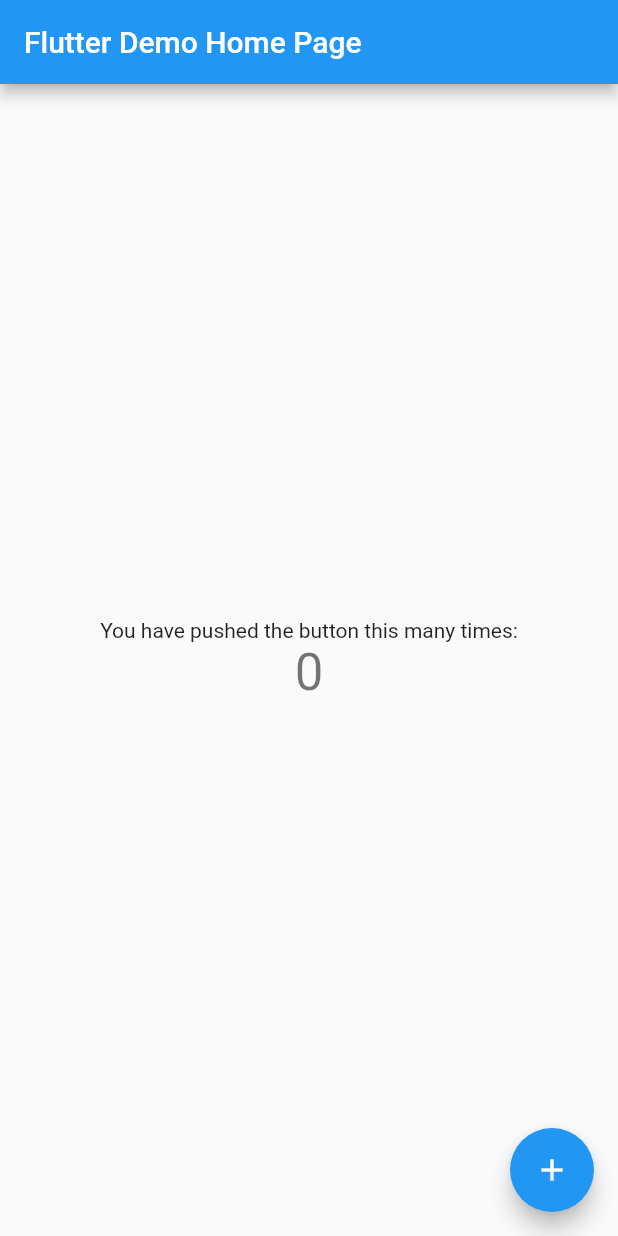
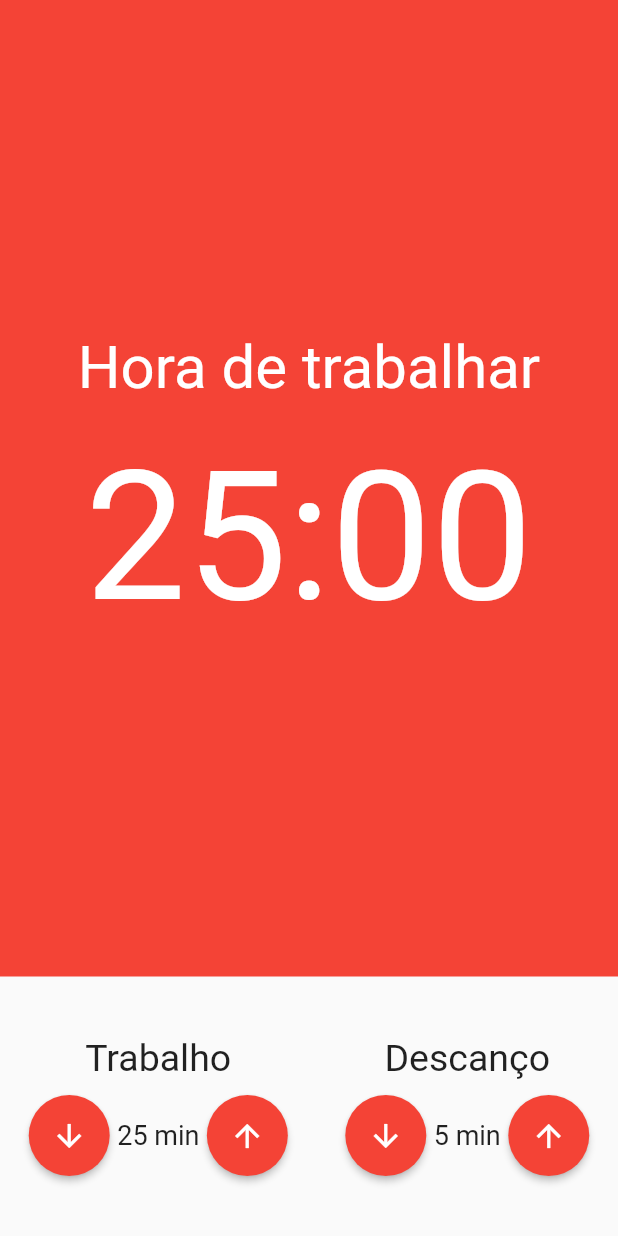
Before and after one commit to LuizRoberto18/pomodoro, a Flutter app: the screen it shows after launch, on a phone screen of 412 x 824 dp. Run offline on Flutter 3.47's test engine with Material 2 defaults, Android fonts, the phone set to English and light mode, and no system bars; our stand-ins replace mobx; generated files the repository leaves out were written again.

Commit message:
adicionando funções controlador mobx,criando componente cronometro e entrada de tempo, criando pagina principal

```diff
--- /dev/null
+++ b/lib/components/cronometro.dart
@@ -0,0 +1,32 @@
+import 'package:flutter/material.dart';
+
+class Cronometro extends StatelessWidget {
+  const Cronometro({Key? key}) : super(key: key);
+
+  @override
+  Widget build(BuildContext context) {
+    return Container(
+      color: Colors.red,
+      child: Column(
+        mainAxisAlignment: MainAxisAlignment.center,
+        children: [
+          Text(
+            "Hora de trabalhar",
+            style: TextStyle(
+              fontSize: 40,
+              color: Colors.white,
+            ),
+          ),
+          SizedBox(height: 20),
+          Text(
+            "25:00",
+            style: TextStyle(
+              fontSize: 120,
+              color: Colors.white,
+            ),
+          ),
+        ],
+      ),
+    );
+  }
+}
--- /dev/null
+++ b/lib/components/entrada_tempo.dart
@@ -0,0 +1,63 @@
+import 'package:flutter/material.dart';
+
+class EntradaTempo extends StatelessWidget {
+  final String titulo;
+  final int valor;
+
+  const EntradaTempo({
+    Key? key,
+    required this.titulo,
+    required this.valor,
+  }) : super(key: key);
+
+  @override
+  Widget build(BuildContext context) {
+    return Column(
+      crossAxisAlignment: CrossAxisAlignment.center,
+      children: [
+        Text(
+          this.titulo,
+          style: TextStyle(
+            fontSize: 25,
+          ),
+        ),
+        SizedBox(height: 10),
+        Row(
+          mainAxisAlignment: MainAxisAlignment.center,
+          children: [
+            ElevatedButton(
+              onPressed: () {},
+              style: ElevatedButton.styleFrom(
+                shape: CircleBorder(),
+                padding: EdgeInsets.all(15),
+                primary: Colors.red,
+              ),
+              child: Icon(
+                Icons.arrow_downward,
+                color: Colors.white,
+              ),
+            ),
+            Text(
+              "${this.valor} min",
+              style: TextStyle(
+                fontSize: 18,
+              ),
+            ),
+            ElevatedButton(
+              onPressed: () {},
+              style: ElevatedButton.styleFrom(
+                shape: CircleBorder(),
+                padding: EdgeInsets.all(15),
+                primary: Colors.red,
+              ),
+              child: Icon(
+                Icons.arrow_upward,
+                color: Colors.white,
+              ),
+            ),
+          ],
+        ),
+      ],
+    );
+  }
+}
--- a/lib/main.dart
+++ b/lib/main.dart
@@ -1,4 +1,5 @@
 import 'package:flutter/material.dart';
+import 'package:pomodoro/pages/pomodoro.dart';
 
 void main() {
   runApp(const MyApp());
@@ -7,109 +8,54 @@ void main() {
 class MyApp extends StatelessWidget {
   const MyApp({super.key});
 
-  // This widget is the root of your application.
   @override
   Widget build(BuildContext context) {
     return MaterialApp(
+      debugShowCheckedModeBanner: false,
       title: 'Flutter Demo',
       theme: ThemeData(
-        // This is the theme of your application.
-        //
-        // Try running your application with "flutter run". You'll see the
-        // application has a blue toolbar. Then, without quitting the app, try
-        // changing the primarySwatch below to Colors.green and then invoke
-        // "hot reload" (press "r" in the console where you ran "flutter run",
-        // or simply save your changes to "hot reload" in a Flutter IDE).
-        // Notice that the counter didn't reset back to zero; the application
-        // is not restarted.
         primarySwatch: Colors.blue,
       ),
-      home: const MyHomePage(title: 'Flutter Demo Home Page'),
+      home: const Pomodoro(),
     );
   }
 }
 
-class MyHomePage extends StatefulWidget {
-  const MyHomePage({super.key, required this.title});
-
-  // This widget is the home page of your application. It is stateful, meaning
-  // that it has a State object (defined below) that contains fields that affect
-  // how it looks.
-
-  // This class is the configuration for the state. It holds the values (in this
-  // case the title) provided by the parent (in this case the App widget) and
-  // used by the build method of the State. Fields in a Widget subclass are
-  // always marked "final".
-
-  final String title;
-
-  @override
-  State<MyHomePage> createState() => _MyHomePageState();
-}
-
-class _MyHomePageState extends State<MyHomePage> {
-  int _counter = 0;
-
-  void _incrementCounter() {
-    setState(() {
-      // This call to setState tells the Flutter framework that something has
-      // changed in this State, which causes it to rerun the build method below
-      // so that the display can reflect the updated values. If we changed
-      // _counter without calling setState(), then the build method would not be
-      // called again, and so nothing would appear to happen.
-      _counter++;
-    });
-  }
-
-  @override
-  Widget build(BuildContext context) {
-    // This method is rerun every time setState is called, for instance as done
-    // by the _incrementCounter method above.
-    //
-    // The Flutter framework has been optimized to make rerunning build methods
-    // fast, so that you can just rebuild anything that needs updating rather
-    // than having to individually change instances of widgets.
-    return Scaffold(
-      appBar: AppBar(
-        // Here we take the value from the MyHomePage object that was created by
-        // the App.build method, and use it to set our appbar title.
-        title: Text(widget.title),
-      ),
-      body: Center(
-        // Center is a layout widget. It takes a single child and positions it
-        // in the middle of the parent.
-        child: Column(
-          // Column is also a layout widget. It takes a list of children and
-          // arranges them vertically. By default, it sizes itself to fit its
-          // children horizontally, and tries to be as tall as its parent.
-          //
-          // Invoke "debug painting" (press "p" in the console, choose the
-          // "Toggle Debug Paint" action from the Flutter Inspector in Android
-          // Studio, or the "Toggle Debug Paint" command in Visual Studio Code)
-          // to see the wireframe for each widget.
-          //
-          // Column has various properties to control how it sizes itself and
-          // how it positions its children. Here we use mainAxisAlignment to
-          // center the children vertically; the main axis here is the vertical
-          // axis because Columns are vertical (the cross axis would be
-          // horizontal).
-          mainAxisAlignment: MainAxisAlignment.center,
-          children: <Widget>[
-            const Text(
-              'You have pushed the button this many times:',
-            ),
-            Text(
-              '$_counter',
-              style: Theme.of(context).textTheme.headline4,
-            ),
-          ],
-        ),
-      ),
-      floatingActionButton: FloatingActionButton(
-        onPressed: _incrementCounter,
-        tooltip: 'Increment',
-        child: const Icon(Icons.add),
-      ), // This trailing comma makes auto-formatting nicer for build methods.
-    );
-  }
-}
+// import 'package:pomodoro/store/contador.store.dart';
+// import 'package:flutter_mobx/flutter_mobx.dart';
+// import 'package:mobx/mobx.dart';
+// final store = ContadorStore();
+//
+// class HomePage extends StatelessWidget {
+//   const HomePage({Key? key}) : super(key: key);
+//
+//   @override
+//   Widget build(BuildContext context) {
+//     return Scaffold(
+//       appBar: AppBar(
+//         title: Text("Contador"),
+//       ),
+//       body: Center(
+//         child: Column(
+//           mainAxisAlignment: MainAxisAlignment.center,
+//           children: <Widget>[
+//             const Text(
+//               'You have pushed the button this many times:',
+//             ),
+//             Observer(
+//               builder: (_) => Text(
+//                 '${store.contador}',
+//                 style: Theme.of(context).textTheme.headline4,
+//               ),
+//             ),
+//           ],
+//         ),
+//       ),
+//       floatingActionButton: FloatingActionButton(
+//         onPressed: store.incrementar,
+//         tooltip: 'Increment',
+//         child: const Icon(Icons.add),
+//       ),
+//     );
+//   }
+// }
--- /dev/null
+++ b/lib/pages/pomodoro.dart
@@ -0,0 +1,37 @@
+import 'package:flutter/material.dart';
+import 'package:pomodoro/components/cronometro.dart';
+import 'package:pomodoro/components/entrada_tempo.dart';
+
+class Pomodoro extends StatelessWidget {
+  const Pomodoro({Key? key}) : super(key: key);
+
+  @override
+  Widget build(BuildContext context) {
+    return Scaffold(
+      body: Column(
+        crossAxisAlignment: CrossAxisAlignment.stretch,
+        children: [
+          const Expanded(
+            child: Cronometro(),
+          ),
+          Padding(
+            padding: const EdgeInsets.symmetric(vertical: 40),
+            child: Row(
+              mainAxisAlignment: MainAxisAlignment.spaceAround,
+              children: const [
+                EntradaTempo(
+                  titulo: "Trabalho",
+                  valor: 25,
+                ),
+                EntradaTempo(
+                  titulo: "Descanço",
+                  valor: 5,
+                ),
+              ],
+            ),
+          ),
+        ],
+      ),
+    );
+  }
+}
--- /dev/null
+++ b/lib/store/contador.store.dart
@@ -0,0 +1,15 @@
+import 'package:mobx/mobx.dart';
+
+part 'contador.store.g.dart';
+
+class ContadorStore = _ContadorStore with _$ContadorStore;
+
+abstract class _ContadorStore with Store {
+  @observable
+  int contador = 0;
+
+  @action
+  void incrementar() {
+    contador++;
+  }
+}
```
Also changed, not shown: lib/store/contador.store.g.dart (added).
